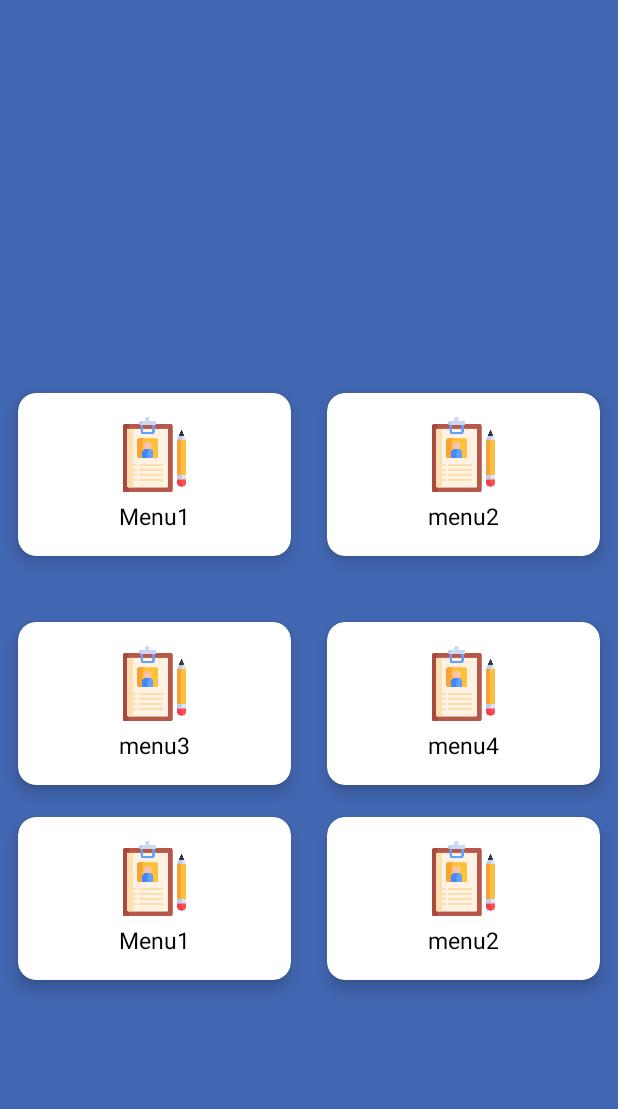
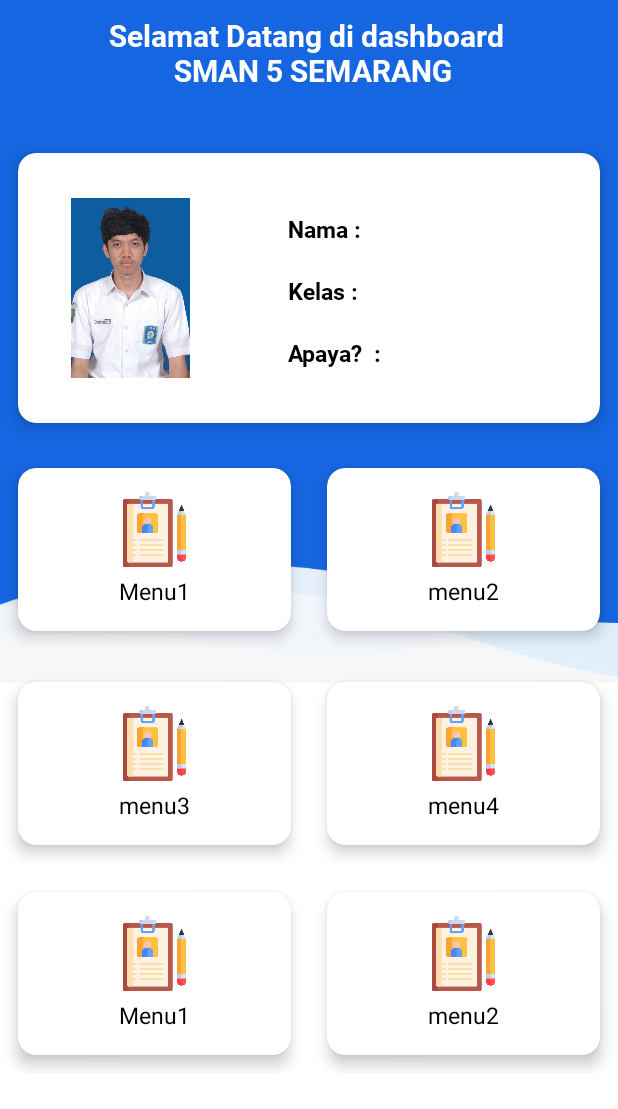
Before and after one commit to taufan26/SMAN5SMG, an Android app: the MainActivity screen opened directly, with no data from a screen before it, on a phone screen of 412 x 824 dp. Shown: the top 1109 px of the screen. Run offline under Robolectric (Android 15) with nearby library versions, the phone set to English and light mode, and no system bars.

Commit message:
layoutMA

```diff
--- a/app/src/main/java/app/klikgss/sman5smg/MainActivity.java
+++ b/app/src/main/java/app/klikgss/sman5smg/MainActivity.java
@@ -3,16 +3,27 @@
 import androidx.appcompat.app.AppCompatActivity;
 
 import android.os.Bundle;
-
+import android.widget.ImageView;
+import android.widget.TextView;
 
 
 public class MainActivity extends AppCompatActivity {
+    TextView getnamasiswa, getkelas, getbingung;
+    ImageView getfotoprofil;
 
     @Override
     protected void onCreate(Bundle savedInstanceState) {
         super.onCreate(savedInstanceState);
         setContentView(R.layout.activity_main);
 
+
+        getfotoprofil= findViewById(R.id.fotoprofil);
+        getnamasiswa = findViewById(R.id.NamaSiswa);
+        getkelas = findViewById(R.id.Kelas);
+        getbingung = findViewById(R.id.bingung);
+
+
+
     }
 
 }
--- a/app/src/main/res/layout/activity_main.xml
+++ b/app/src/main/res/layout/activity_main.xml
@@ -4,14 +4,99 @@
     xmlns:tools="http://schemas.android.com/tools"
     android:layout_width="match_parent"
     android:layout_height="match_parent"
-    android:background="@color/bluefb"
+    android:background="@drawable/backgroundbaru"
+    android:orientation="vertical"
     tools:context=".MainActivity">
 
     <RelativeLayout
         android:layout_width="match_parent"
         android:layout_height="match_parent">
+        <TextView
+            android:layout_marginTop="10dp"
+            android:layout_width="match_parent"
+            android:layout_height="match_parent"
+            android:text="Selamat Datang di dashboard \n SMAN 5 SEMARANG"
+            android:gravity="center"
+            android:fontFamily="@font/font1"
+            android:textSize="20sp"
+            android:textColor="@color/white"/>
+
+
+
         <GridLayout
-            android:layout_marginTop="250dp"
+            android:layout_marginTop="90dp"
+            android:id="@+id/GL0"
+            android:layout_width="match_parent"
+            android:layout_height="wrap_content"
+            android:alignmentMode="alignMargins"
+            android:columnCount="1"
+            android:columnOrderPreserved="false"
+            android:rowCount="1">
+            <androidx.cardview.widget.CardView
+
+                android:id="@+id/profil1"
+                android:layout_width="wrap_content"
+                android:layout_height="wrap_content"
+                android:layout_columnWeight="1"
+                android:layout_rowWeight="1"
+                app:cardElevation="6dp"
+                android:foreground="?android:attr/selectableItemBackground"
+                android:clickable="true"
+                app:cardCornerRadius="12dp"
+                android:layout_margin="12dp">
+
+                <LinearLayout
+                    android:layout_width="match_parent"
+                    android:layout_height="match_parent"
+                    android:padding="30dp">
+
+
+                    <ImageView
+                        android:id="@+id/fotoprofil"
+                        android:layout_marginLeft="0dp"
+                        android:layout_width="90dp"
+                        android:layout_height="120dp"
+                        android:src="@drawable/fotocontoh"/>
+                </LinearLayout>
+                <LinearLayout
+                    android:layout_width="match_parent"
+                    android:layout_height="match_parent"
+                    android:layout_marginLeft="180dp"
+                    android:orientation="vertical">
+                    <TextView
+                        android:id="@+id/NamaSiswa"
+                        android:fontFamily="@font/font1"
+                        android:layout_width="wrap_content"
+                        android:layout_height="wrap_content"
+                        android:textColor="#000"
+                        android:textSize="15sp"
+                        android:layout_marginTop="40dp"
+                        android:text="Nama :"/>
+                    <TextView
+                        android:id="@+id/Kelas"
+                        android:fontFamily="@font/font1"
+                        android:layout_width="wrap_content"
+                        android:layout_height="wrap_content"
+                        android:textColor="#000"
+                        android:textSize="15sp"
+                        android:layout_marginTop="20dp"
+                        android:text="Kelas :"/>
+                    <TextView
+                        android:id="@+id/bingung"
+                        android:fontFamily="@font/font1"
+                        android:layout_width="wrap_content"
+                        android:layout_height="wrap_content"
+                        android:textColor="#000"
+                        android:textSize="15sp"
+                        android:layout_marginTop="20dp"
+                        android:text="Apaya?  :"/>
+                </LinearLayout>
+            </androidx.cardview.widget.CardView>
+
+        </GridLayout>
+
+        <GridLayout
+            android:layout_marginTop="300dp"
             android:id="@+id/GL1"
             android:layout_width="match_parent"
             android:layout_height="wrap_content"
@@ -93,7 +178,7 @@
 
         <GridLayout
             android:id="@+id/GL2"
-            android:layout_marginTop="20dp"
+            android:layout_marginTop="10dp"
             android:layout_width="match_parent"
             android:layout_height="match_parent"
             android:layout_below="@id/GL1"
--- a/app/src/main/res/values/colors.xml
+++ b/app/src/main/res/values/colors.xml
@@ -8,5 +8,6 @@
     <color name="black">#FF000000</color>
     <color name="white">#FFFFFFFF</color>
     <color name="sky">#00F2FF</color>
+    <color name="backgroundbaru">#1666e1</color>
     <color name="bluefb">#4267B2</color>
 </resources>
```
Also changed, not shown: app/src/main/res/drawable/backbaru.jpeg (added), app/src/main/res/drawable/backgroundbaru.jpeg (added), app/src/main/res/drawable/backgroundsma5.jpg (added), app/src/main/res/drawable/fotocontoh.jpg (added).
